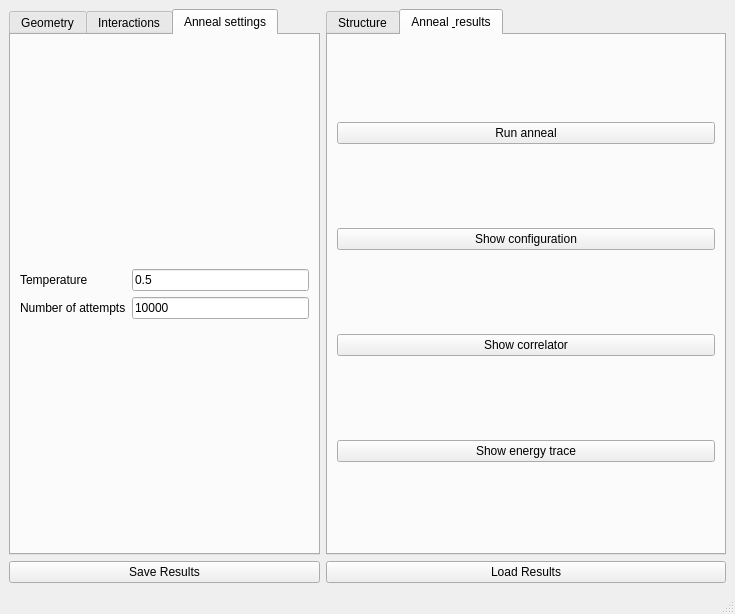
First picture: the form in interface-pyqt/latticegas/interface.ui, repository joselado/quantum-lattice, before the edit.
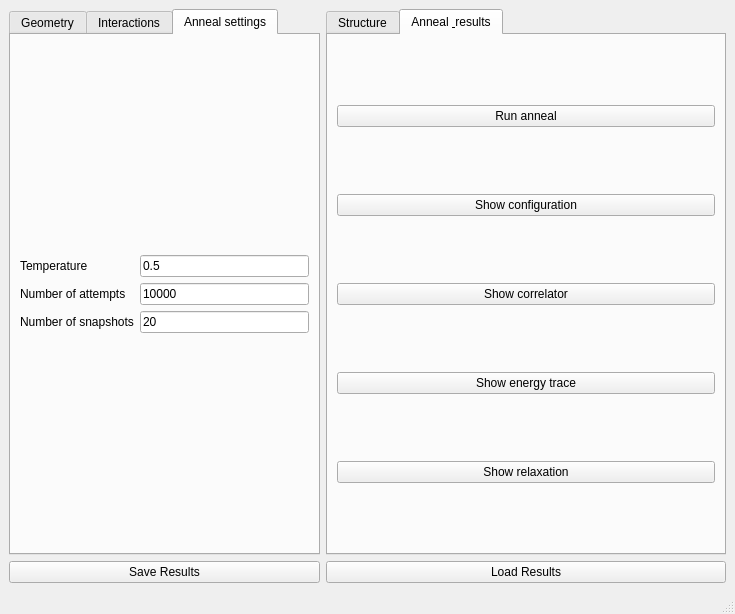
Second picture: the form after the edit. The open tabs and pages were chosen to show the change. Custom widgets are drawn as their Qt base class.

Commit message:
Add relaxation snapshot viewer to Lattice gas mode
Wires pyqula's existing (previously unused) checkpoint_at capture into
run_anneal(), writing intermediate occupation snapshots to
LATTICEGAS_FRAMES/ alongside the final PROFILE.OUT. A new "Show
relaxation" button launches ql-latticegas-relaxation, a plotpyqt slider
viewer that steps through the anneal from the initial random
configuration to the final one, with an energy-trace marker.

Patch:
```diff
--- a/interface-pyqt/latticegas/interface.ui
+++ b/interface-pyqt/latticegas/interface.ui
@@ -180,6 +180,20 @@
             </property>
            </widget>
           </item>
+          <item row="2" column="0">
+           <widget class="BodyLabel" name="label_n_snapshots">
+            <property name="text">
+             <string>Number of snapshots</string>
+            </property>
+           </widget>
+          </item>
+          <item row="2" column="1">
+           <widget class="LineEdit" name="n_snapshots">
+            <property name="text">
+             <string>20</string>
+            </property>
+           </widget>
+          </item>
          </layout>
         </item>
        </layout>
@@ -251,6 +265,13 @@
           </property>
          </widget>
         </item>
+        <item>
+         <widget class="PushButton" name="show_relaxation">
+          <property name="text">
+           <string>Show relaxation</string>
+          </property>
+         </widget>
+        </item>
        </layout>
       </widget>
      </widget>
```
The commit also changes 5 other files.
